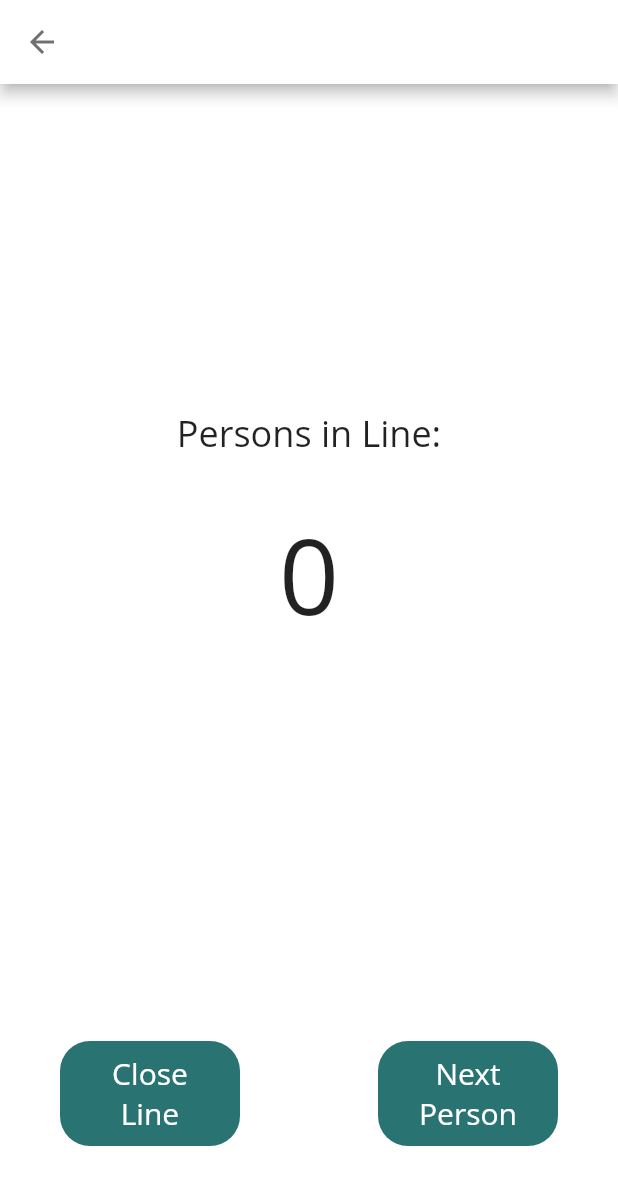
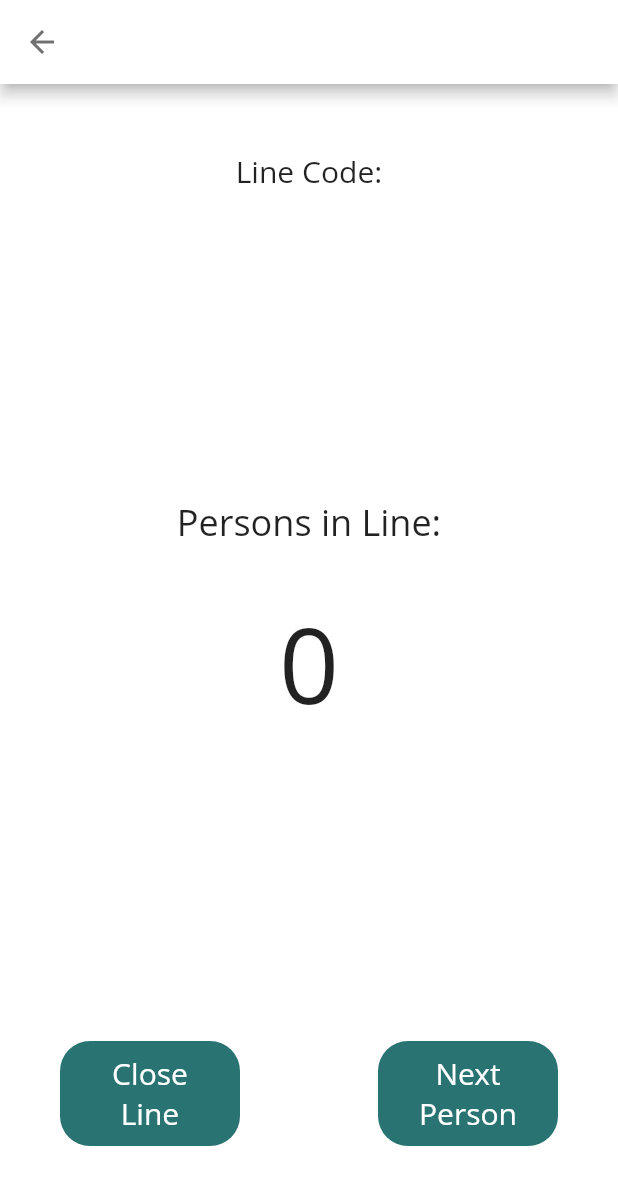
Before and after one commit to somehobo/LinePay, a Flutter app: the LineDetails screen opened directly with empty values, on a phone screen of 412 x 824 dp. Shown: the top 1185 px of the screen. Run offline on Flutter 3.47's test engine with Material 2 defaults, Android fonts, the phone set to English and light mode, and no system bars; our stand-ins replace firebase_auth, firebase_core, mask_text_input_formatter, shared_preferences, tuple; accounts and stored records are empty; network calls fail; Roboto replaces fonts that are missing (Open Sans).

Commit message:
Line code now displays in line details

```diff
--- a/lib/ApiCalling/ResponseObjects.dart
+++ b/lib/ApiCalling/ResponseObjects.dart
@@ -60,11 +60,12 @@ class userResponse {
 class BusinessOwnerLines {
   final Map<String, dynamic>? lines;
   final Map<String, dynamic>? lineIDs;
+  final Map<String, dynamic>? lineCodes;
 
-  const BusinessOwnerLines({required this.lines, required this.lineIDs});
+  const BusinessOwnerLines({required this.lines, required this.lineIDs, required this.lineCodes});
   factory BusinessOwnerLines.fromJson(Map<String, Map<String, dynamic>> json) {
     print('ResponeObjects: $json');
-    return BusinessOwnerLines(lines: json['lines'], lineIDs: json['lineIDs']);
+    return BusinessOwnerLines(lines: json['lines'], lineIDs: json['lineIDs'], lineCodes: json['lineCodes']);
   }
 }
 
--- a/lib/business/LineDetails.dart
+++ b/lib/business/LineDetails.dart
@@ -10,11 +10,13 @@ class LineDetails extends StatefulWidget {
       {Key? key,
       required this.lineName,
       required this.persons,
-      required this.lineID})
+      required this.lineID,
+      required this.lineCode})
       : super(key: key);
   final String lineName;
   final int persons;
   final int lineID;
+  final String lineCode;
 
   @override
   State<LineDetails> createState() => _LineDetailsState();
@@ -55,7 +57,17 @@ class _LineDetailsState extends State<LineDetails> {
         crossAxisAlignment: CrossAxisAlignment.center,
         children: [
           Flexible(
-            flex: 5,
+            flex: 1,
+            child: Column(
+              children: [
+                const Spacer(),
+                const Text("Line Code:", style: TextStyle(fontSize: 20)),
+                Text(widget.lineCode, style: const TextStyle(fontSize: 34)),
+              ],
+            ),
+          ),
+          Flexible(
+            flex: 4,
             child: Column(
               mainAxisAlignment: MainAxisAlignment.center,
               crossAxisAlignment: CrossAxisAlignment.center,
@@ -117,7 +129,9 @@ class _LineDetailsState extends State<LineDetails> {
                                   borderRadius: BorderRadius.circular(20)),
                               child: InkWell(
                                   // todo: DEQUEUE FUNCTION
-                                  onTap: () {Dequeue(widget.lineID.toString(), "1");},
+                                  onTap: () {
+                                    Dequeue(widget.lineID.toString(), "1");
+                                  },
                                   child: Align(
                                     child: Column(
                                       mainAxisAlignment:
```
Also changed, not shown: lib/business/Host.dart (+8 -4 lines), 1 other file.
